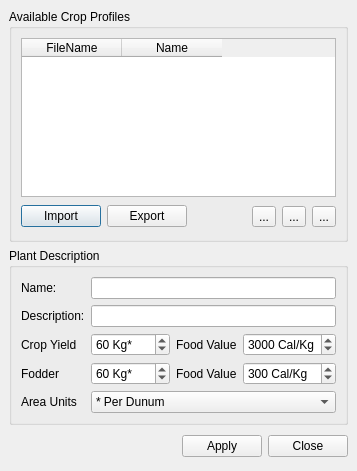
The window that src/ui/lacropmanagerbase.ui (arkygeek/landuseanalyst) describes before a commit, drawn with Qt 5.
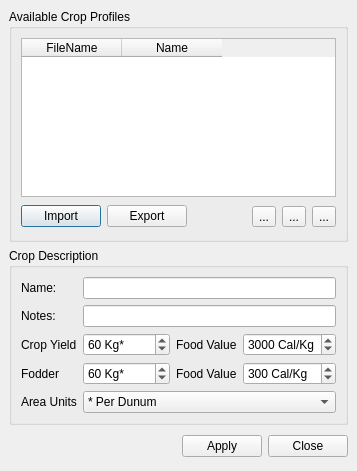
The same window after the commit. Icons and pictures are not drawn.

Commit message: updated all forms to correctly display tools tips and what is this stuff. Also added three combo boxes to fodder section of animal parameters that needs to be implemented in lamainform.cpp so that they are populated with crops selected to be used in the model.

Diff of the .ui file:
```diff
--- a/src/ui/lacropmanagerbase.ui
+++ b/src/ui/lacropmanagerbase.ui
@@ -22,7 +22,7 @@
    <item row="1" column="0" colspan="3" >
     <widget class="QGroupBox" name="groupBoxPlantDescription" >
      <property name="title" >
-      <string>Plant Description</string>
+      <string>Crop Description</string>
      </property>
      <layout class="QGridLayout" >
       <property name="margin" >
@@ -265,7 +265,7 @@
       <item row="1" column="0" >
        <widget class="QLabel" name="label_4" >
         <property name="text" >
-         <string>Description:</string>
+         <string>Notes:</string>
         </property>
        </widget>
       </item>
```
Left out of the diff: 104 changed lines with no effect on the pictures. The commit also changes 12 other files.
